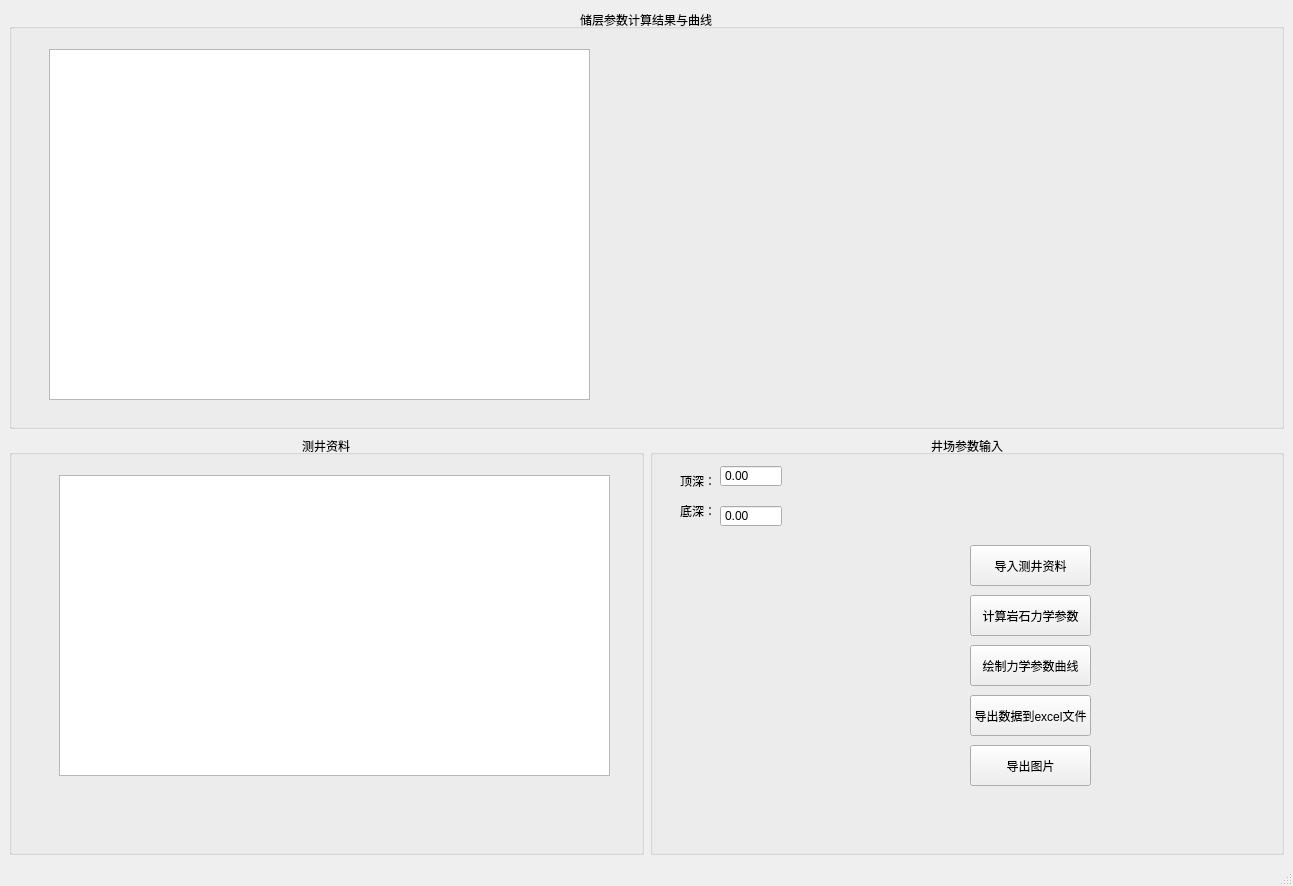
Qt form main.ui (wzysydx/xjsoftware) before a commit.
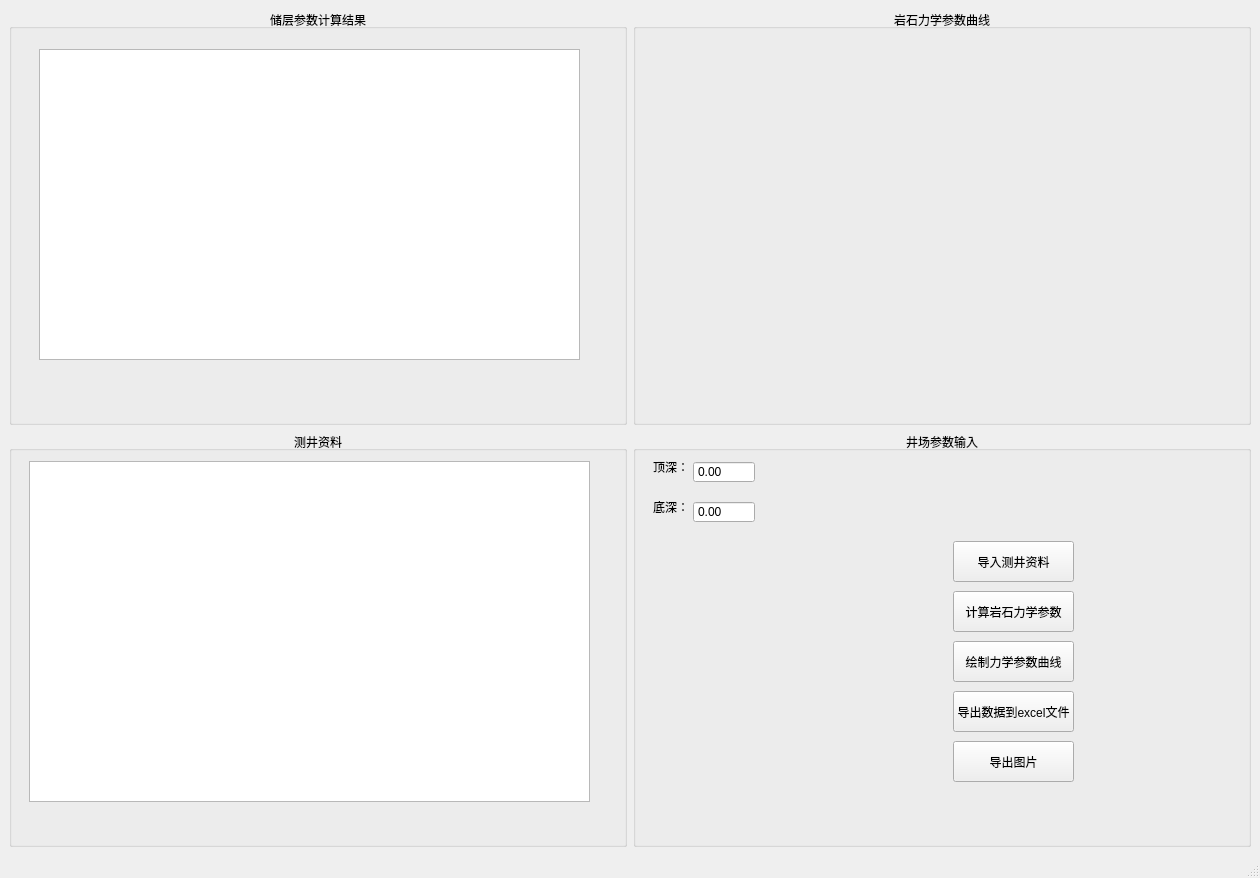
The same form after that commit.

What changed in the file:
```diff
--- a/main.ui
+++ b/main.ui
@@ -6,21 +6,21 @@
    <rect>
     <x>0</x>
     <y>0</y>
-    <width>1293</width>
-    <height>886</height>
+    <width>1260</width>
+    <height>878</height>
    </rect>
   </property>
   <property name="windowTitle">
    <string>页岩油储层岩石参数转化软件</string>
   </property>
   <widget class="QWidget" name="centralwidget">
-   <layout class="QVBoxLayout" name="verticalLayout">
+   <layout class="QVBoxLayout" name="verticalLayout" stretch="1,1">
     <item>
-     <layout class="QHBoxLayout" name="horizontalLayout">
+     <layout class="QHBoxLayout" name="horizontalLayout" stretch="1,1">
       <item>
        <widget class="QGroupBox" name="groupBox">
         <property name="title">
-         <string>储层参数计算结果与曲线</string>
+         <string>储层参数计算结果</string>
         </property>
         <property name="alignment">
          <set>Qt::AlignCenter</set>
@@ -28,15 +28,25 @@
         <widget class="QTableView" name="tableView_2">
          <property name="geometry">
           <rect>
-           <x>40</x>
+           <x>30</x>
            <y>40</y>
            <width>541</width>
-           <height>351</height>
+           <height>311</height>
           </rect>
          </property>
         </widget>
        </widget>
       </item>
+      <item>
+       <widget class="QGroupBox" name="groupBox_2">
+        <property name="title">
+         <string>岩石力学参数曲线</string>
+        </property>
+        <property name="alignment">
+         <set>Qt::AlignCenter</set>
+        </property>
+       </widget>
+      </item>
      </layout>
     </item>
     <item>
@@ -55,10 +65,10 @@
         <widget class="QTableView" name="tableView">
          <property name="geometry">
           <rect>
-           <x>50</x>
-           <y>40</y>
-           <width>551</width>
-           <height>301</height>
+           <x>20</x>
+           <y>30</y>
+           <width>561</width>
+           <height>341</height>
           </rect>
          </property>
         </widget>
@@ -140,8 +150,8 @@
         <widget class="QLabel" name="label">
          <property name="geometry">
           <rect>
-           <x>30</x>
-           <y>40</y>
+           <x>20</x>
+           <y>30</y>
            <width>54</width>
            <height>12</height>
           </rect>
@@ -153,7 +163,7 @@
         <widget class="QDoubleSpinBox" name="doubleSpinBox">
          <property name="geometry">
           <rect>
-           <x>70</x>
+           <x>60</x>
            <y>30</y>
            <width>62</width>
            <height>22</height>
@@ -172,7 +182,7 @@
         <widget class="QLabel" name="label_2">
          <property name="geometry">
           <rect>
-           <x>30</x>
+           <x>20</x>
            <y>70</y>
            <width>54</width>
            <height>12</height>
@@ -185,7 +195,7 @@
         <widget class="QDoubleSpinBox" name="doubleSpinBox_2">
          <property name="geometry">
           <rect>
-           <x>70</x>
+           <x>60</x>
            <y>70</y>
            <width>62</width>
            <height>22</height>
```
Left out of the diff: 2 changed lines with no effect on the pictures.
